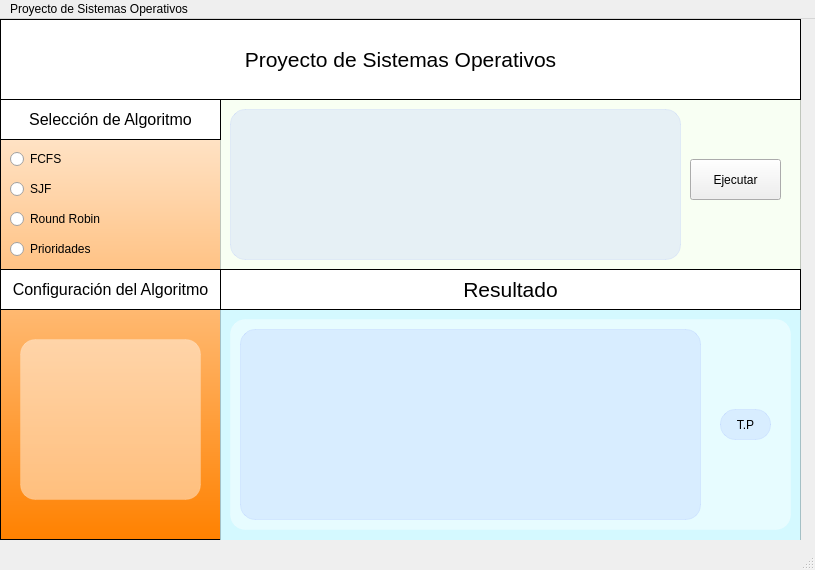
First picture: the form in mainwindow.ui, repository Sgontardo/proyecto-so, before the edit.
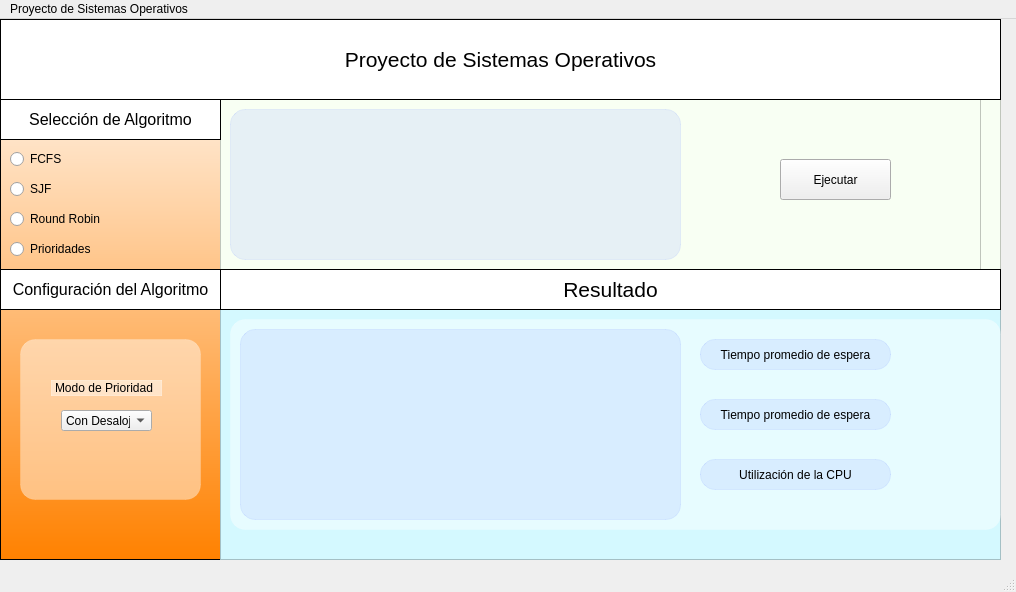
Second picture: the form after the edit. The open tabs and pages were chosen to show the change.

Commit message: alg. prioridad

Patch:
```diff
--- a/mainwindow.ui
+++ b/mainwindow.ui
@@ -6,8 +6,8 @@
    <rect>
     <x>0</x>
     <y>0</y>
-    <width>815</width>
-    <height>570</height>
+    <width>1016</width>
+    <height>592</height>
    </rect>
   </property>
   <property name="windowTitle">
@@ -19,8 +19,8 @@
      <rect>
       <x>0</x>
       <y>0</y>
-      <width>801</width>
-      <height>521</height>
+      <width>1001</width>
+      <height>541</height>
      </rect>
     </property>
     <property name="styleSheet">
@@ -38,7 +38,7 @@
       <rect>
        <x>220</x>
        <y>0</y>
-       <width>581</width>
+       <width>781</width>
        <height>291</height>
       </rect>
      </property>
@@ -58,7 +58,7 @@
        <rect>
         <x>0</x>
         <y>80</y>
-        <width>581</width>
+        <width>761</width>
         <height>171</height>
        </rect>
       </property>
@@ -101,9 +101,9 @@
       <widget class="QPushButton" name="pushButton_ejecutar">
        <property name="geometry">
         <rect>
-         <x>470</x>
+         <x>560</x>
          <y>60</y>
-         <width>91</width>
+         <width>111</width>
          <height>41</height>
         </rect>
        </property>
@@ -124,7 +124,7 @@
        <rect>
         <x>0</x>
         <y>250</y>
-        <width>581</width>
+        <width>781</width>
         <height>41</height>
        </rect>
       </property>
@@ -323,6 +323,39 @@
          <height>121</height>
         </rect>
        </property>
+       <widget class="QLabel" name="label_prioridad">
+        <property name="geometry">
+         <rect>
+          <x>20</x>
+          <y>20</y>
+          <width>111</width>
+          <height>16</height>
+         </rect>
+        </property>
+        <property name="text">
+         <string>Modo de Prioridad</string>
+        </property>
+       </widget>
+       <widget class="QComboBox" name="comboBox_prioridad">
+        <property name="geometry">
+         <rect>
+          <x>30</x>
+          <y>50</y>
+          <width>91</width>
+          <height>21</height>
+         </rect>
+        </property>
+        <item>
+         <property name="text">
+          <string>Con Desalojo</string>
+         </property>
+        </item>
+        <item>
+         <property name="text">
+          <string>Sin Desalojo</string>
+         </property>
+        </item>
+       </widget>
       </widget>
      </widget>
     </widget>
@@ -331,7 +364,7 @@
       <rect>
        <x>230</x>
        <y>300</y>
-       <width>561</width>
+       <width>771</width>
        <height>211</height>
       </rect>
      </property>
@@ -354,7 +387,7 @@
        <rect>
         <x>10</x>
         <y>10</y>
-        <width>461</width>
+        <width>441</width>
         <height>191</height>
        </rect>
       </property>
@@ -370,9 +403,9 @@
      <widget class="QLabel" name="label_6">
       <property name="geometry">
        <rect>
-        <x>490</x>
-        <y>90</y>
-        <width>51</width>
+        <x>470</x>
+        <y>80</y>
+        <width>191</width>
         <height>31</height>
        </rect>
       </property>
@@ -384,7 +417,53 @@
 }</string>
       </property>
       <property name="text">
-       <string>T.P</string>
+       <string>Tiempo promedio de espera</string>
+      </property>
+      <property name="alignment">
+       <set>Qt::AlignmentFlag::AlignCenter</set>
+      </property>
+     </widget>
+     <widget class="QLabel" name="label_avg_turnaround_time">
+      <property name="geometry">
+       <rect>
+        <x>470</x>
+        <y>20</y>
+        <width>191</width>
+        <height>31</height>
+       </rect>
+      </property>
+      <property name="styleSheet">
+       <string notr="true">QFrame{
+	background-color: rgba(125, 151, 255, 0.15);
+	border-radius: 15px;
+	border: 1px solid rgba(125, 151, 255, 0.15);
+}</string>
+      </property>
+      <property name="text">
+       <string>Tiempo promedio de espera</string>
+      </property>
+      <property name="alignment">
+       <set>Qt::AlignmentFlag::AlignCenter</set>
+      </property>
+     </widget>
+     <widget class="QLabel" name="label_cpu_utilization">
+      <property name="geometry">
+       <rect>
+        <x>470</x>
+        <y>140</y>
+        <width>191</width>
+        <height>31</height>
+       </rect>
+      </property>
+      <property name="styleSheet">
+       <string notr="true">QFrame{
+	background-color: rgba(125, 151, 255, 0.15);
+	border-radius: 15px;
+	border: 1px solid rgba(125, 151, 255, 0.15);
+}</string>
+      </property>
+      <property name="text">
+       <string>Utilización de la CPU</string>
       </property>
       <property name="alignment">
        <set>Qt::AlignmentFlag::AlignCenter</set>
@@ -396,7 +475,7 @@
       <rect>
        <x>0</x>
        <y>0</y>
-       <width>801</width>
+       <width>1001</width>
        <height>81</height>
       </rect>
      </property>
@@ -424,7 +503,7 @@
       <rect>
        <x>220</x>
        <y>290</y>
-       <width>581</width>
+       <width>781</width>
        <height>251</height>
       </rect>
      </property>
@@ -458,7 +537,7 @@
     <rect>
      <x>0</x>
      <y>0</y>
-     <width>815</width>
+     <width>1016</width>
      <height>22</height>
     </rect>
    </property>
```
Left out of the diff: 24 changed lines with no effect on the pictures. The commit also changes 32 other files.
